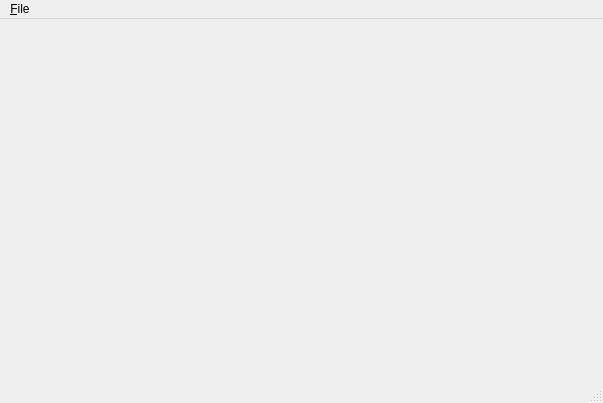
Qt form app/mainwindow.ui (Narsil/QWave) before a commit.
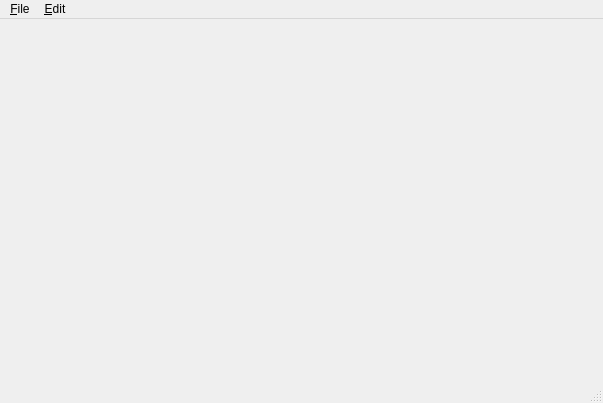
The same form after that commit.

Commit message: Dialog for user settings

```diff
--- a/app/mainwindow.ui
+++ b/app/mainwindow.ui
@@ -31,7 +31,14 @@
     </property>
     <addaction name="actionQuit"/>
    </widget>
+   <widget class="QMenu" name="menu_Edit">
+    <property name="title">
+     <string>&amp;Edit</string>
+    </property>
+    <addaction name="actionServerSettings"/>
+   </widget>
    <addaction name="menu_File"/>
+   <addaction name="menu_Edit"/>
   </widget>
   <widget class="QStatusBar" name="statusBar"/>
   <action name="actionQuit">
```
Left out of the diff: 5 changed lines with no effect on the pictures. The commit also changes 6 other files.
